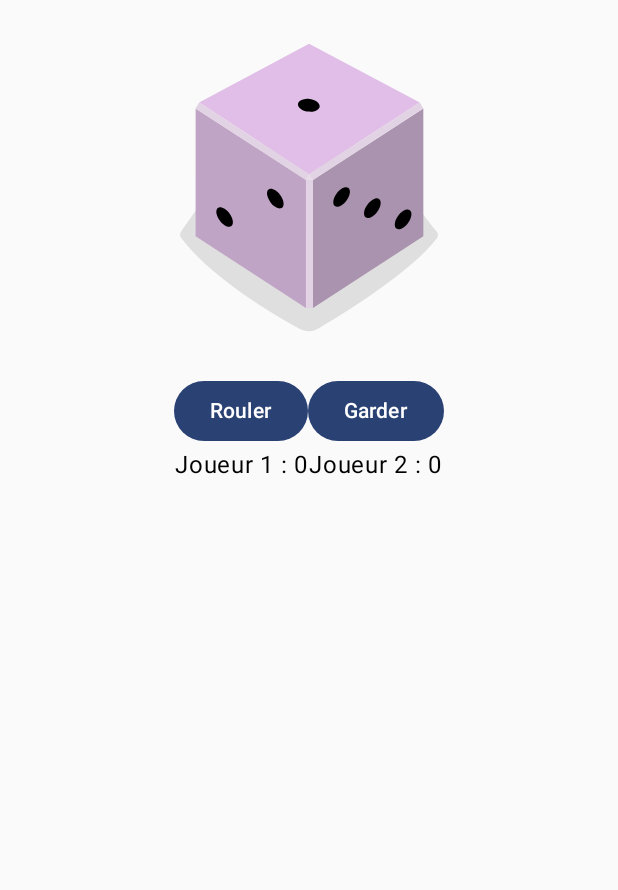
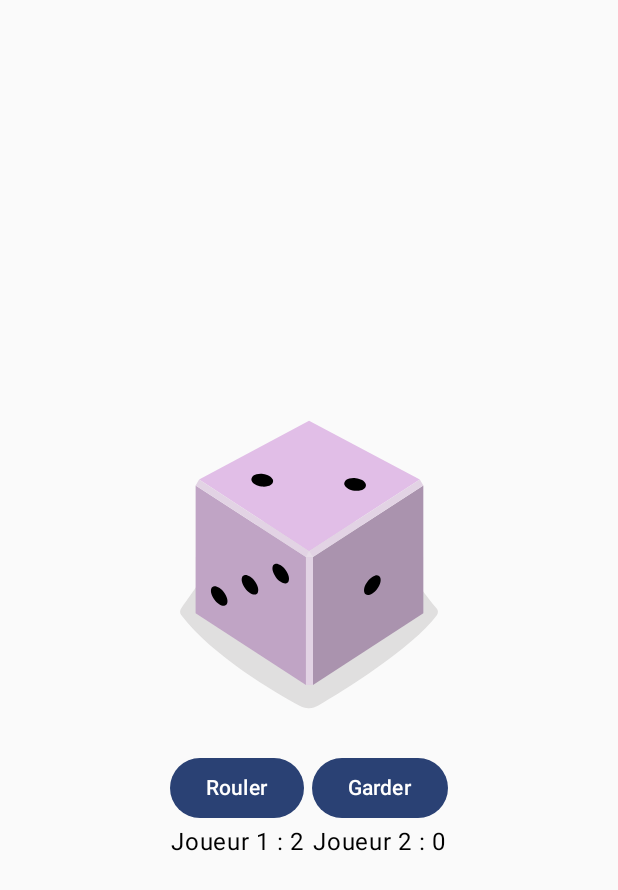
Before and after one commit to ArnaudSima/Session-5, an Android app built with Jetpack Compose: the screen it shows after launch (MainActivity), after a tap on "Rouler", on a phone screen of 412 x 824 dp. Shown: the top 890 px of the screen. Run offline under Robolectric (Android 15) with nearby library versions, the phone set to English and light mode, and no system bars.

Commit message:
finition de l'exercice 4

```diff
--- a/Application Mobile/Exercice4/app/src/main/java/com/example/myapplication/MainActivity.kt
+++ b/Application Mobile/Exercice4/app/src/main/java/com/example/myapplication/MainActivity.kt
@@ -1,24 +1,30 @@
 package com.example.myapplication
 
 import android.os.Bundle
+import android.widget.Toast
 import androidx.activity.ComponentActivity
 import androidx.activity.compose.setContent
-import androidx.activity.enableEdgeToEdge
 import androidx.compose.foundation.Image
+import androidx.compose.foundation.layout.Arrangement
 import androidx.compose.foundation.layout.Box
 import androidx.compose.foundation.layout.Column
 import androidx.compose.foundation.layout.Row
+import androidx.compose.foundation.layout.absolutePadding
 import androidx.compose.foundation.layout.fillMaxSize
-import androidx.compose.foundation.layout.padding
 import androidx.compose.material3.Button
-import androidx.compose.material3.Scaffold
 import androidx.compose.material3.Text
 import androidx.compose.runtime.Composable
+import androidx.compose.runtime.getValue
+import androidx.compose.runtime.mutableIntStateOf
+import androidx.compose.runtime.remember
+import androidx.compose.runtime.setValue
 import androidx.compose.ui.Alignment
 import androidx.compose.ui.Modifier
+import androidx.compose.ui.platform.LocalContext
 import androidx.compose.ui.res.painterResource
-import androidx.compose.ui.tooling.preview.Preview
+import androidx.compose.ui.unit.dp
 import com.example.myapplication.ui.theme.MyApplicationTheme
+import kotlin.random.Random
 
 class MainActivity : ComponentActivity() {
     override fun onCreate(savedInstanceState: Bundle?) {
@@ -41,27 +47,83 @@ fun Greeting(name: String, modifier: Modifier = Modifier) {
     )
 }
 
-@Preview(showBackground = true)
 @Composable
 fun JeuDe() {
-    val deLance = painterResource(id = R.drawable.dice_1)
-    Column(modifier = Modifier.fillMaxSize(), horizontalAlignment = Alignment.CenterHorizontally){
-        Image(painter = deLance, contentDescription = "de")
+    var scoreJoueur1 by remember { mutableIntStateOf(0) }
+    var scoreJoueur2 by remember { mutableIntStateOf(0) }
+    var indiceListe by remember { mutableIntStateOf(0) }
+    var indiceDuJoueurEnJeu by remember { mutableIntStateOf(0) }
+    val context = LocalContext.current
+
+    val listeDes = arrayOf(
+        painterResource(id = R.drawable.dice_1),
+        painterResource(id = R.drawable.dice_2),
+        painterResource(id = R.drawable.dice_3),
+        painterResource(id = R.drawable.dice_4),
+        painterResource(id = R.drawable.dice_5),
+        painterResource(id = R.drawable.dice_6)
+    )
+    Column(
+        modifier = Modifier.fillMaxSize(),
+        horizontalAlignment = Alignment.CenterHorizontally,
+        verticalArrangement = Arrangement.Center
+    ) {
+        Image(painter = listeDes[indiceListe], contentDescription = "de")
         Row {
-            Button(onClick = {}) { Text("Rouler") }
-            Button(onClick = {}) { Text("Garder") }
+            Button(
+                modifier = Modifier.absolutePadding(0.dp, 0.dp, 5.dp, 0.dp),
+                onClick = {
+                    indiceListe = Random.nextInt(0, 5)
+                    var scoreJoueur: Int
+                    if (indiceDuJoueurEnJeu == 0) {
+                        scoreJoueur1 += CalculerScoreJoueur(indiceListe, scoreJoueur1)
+                        scoreJoueur = scoreJoueur1
+                        indiceDuJoueurEnJeu++
+                    } else {
+
+                        scoreJoueur2 += CalculerScoreJoueur(indiceListe, scoreJoueur2)
+                        scoreJoueur = scoreJoueur2
+                        indiceDuJoueurEnJeu--
+                    }
+
+                    if (scoreJoueur >= 25) {
+                        if (indiceDuJoueurEnJeu == 0) {
+                            Toast.makeText(context, "🎉 Joueur 2 gagne !", Toast.LENGTH_LONG).show()
+                        } else {
+                            Toast.makeText(context, "🎉 Joueur 2 gagne !", Toast.LENGTH_LONG).show()
+
+                        }
+                        scoreJoueur1 = 0
+                        scoreJoueur2 = 0
+                    }
+                }) { Text("Rouler") }
+            Button(onClick = {
+                if (indiceDuJoueurEnJeu == 0) {
+                    indiceDuJoueurEnJeu++
+                } else {
+                    indiceDuJoueurEnJeu--
+                }
+            }) { Text("Garder") }
         }
         Row {
-            Text("Joueur 1 : 0")
-            Text("Joueur 2 : 0")
+            Text(
+                modifier = Modifier.absolutePadding(0.dp, 0.dp, 5.dp, 0.dp),
+                text = "Joueur 1 : $scoreJoueur1"
+            )
+            Text("Joueur 2 : $scoreJoueur2")
         }
 
     }
+
 }
 
-@Composable
-fun GreetingPreview() {
-    MyApplicationTheme {
-        Greeting("Android")
+
+fun CalculerScoreJoueur(indiceListe: Int, scoreJoueur: Int): Int {
+    var scoreAjoutable = 0;
+    if (indiceListe != 0) {
+        scoreAjoutable = indiceListe + 1
+    } else {
+        scoreAjoutable = -scoreJoueur
     }
+    return scoreAjoutable
 }
```
